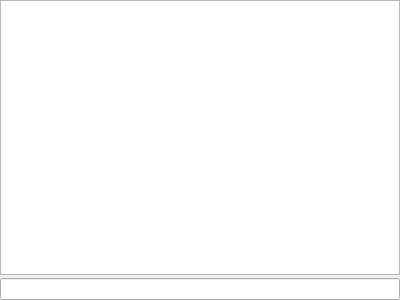
Old version of the form gui/src/console.ui in the repository solarus-games/solarus.
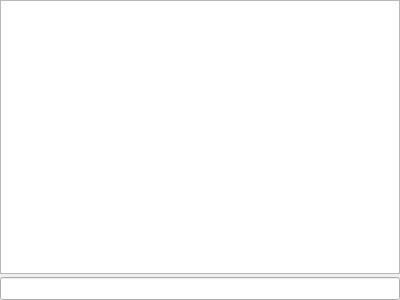
New version of the form. Custom widgets are drawn as their Qt base class.

Patch:
```diff
--- a/gui/src/console.ui
+++ b/gui/src/console.ui
@@ -28,6 +28,12 @@
    </property>
    <item>
     <widget class="QPlainTextEdit" name="log_view">
+     <property name="font">
+      <font>
+       <family>DejaVu Sans Mono</family>
+       <pointsize>9</pointsize>
+      </font>
+     </property>
      <property name="readOnly">
       <bool>true</bool>
      </property>
@@ -38,6 +44,12 @@
    </item>
    <item>
     <widget class="SolarusGui::ConsoleLineEdit" name="command_field">
+     <property name="font">
+      <font>
+       <family>DejaVu Sans Mono</family>
+       <pointsize>9</pointsize>
+      </font>
+     </property>
      <property name="toolTip">
       <string>Run Lua code to the quest</string>
      </property>
```
